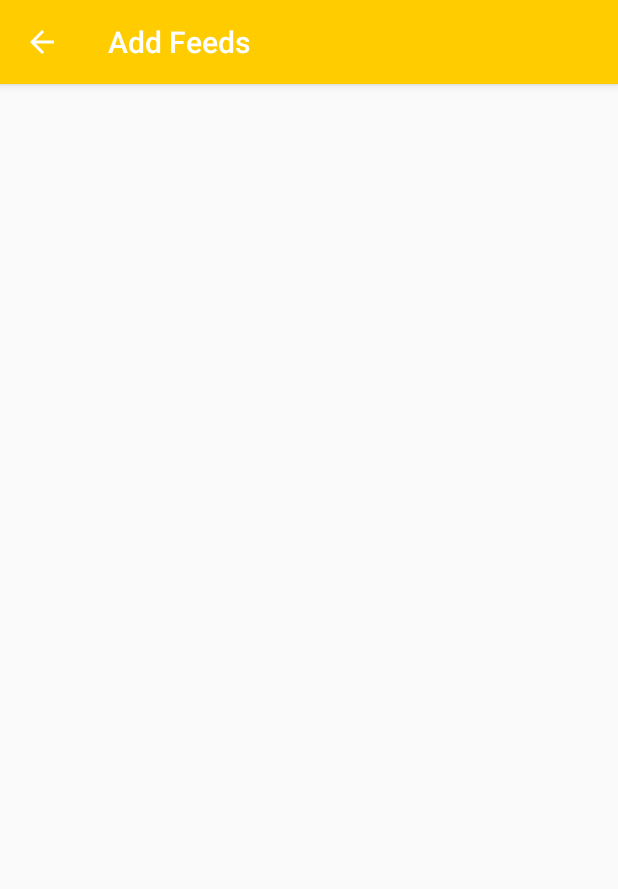
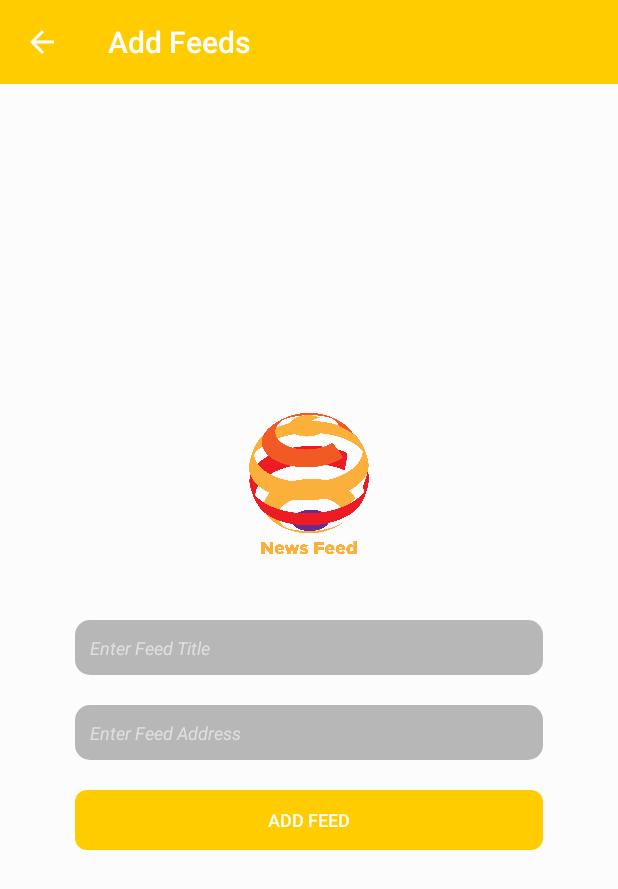
Before and after one commit to Hazer-link007/NewsFeed, an Android app: the screen it shows after launch (AddFeeds), after a tap on "Add Feeds", on a phone screen of 412 x 824 dp. Shown: the top 889 px of the screen. Run offline under Robolectric (Android 15) with nearby library versions, the phone set to English and light mode, and no system bars.

Commit message:
Database class RssFeed Class
resources files added

update

```diff
--- a/app/src/main/AndroidManifest.xml
+++ b/app/src/main/AndroidManifest.xml
@@ -7,6 +7,7 @@
         android:icon="@mipmap/ic_launcher"
         android:label="@string/app_name"
         android:roundIcon="@mipmap/ic_launcher_round"
+        android:hardwareAccelerated="false"
         android:supportsRtl="true"
         android:theme="@style/AppTheme">
         <activity
--- /dev/null
+++ b/app/src/main/res/drawable/button_background.xml
@@ -0,0 +1,8 @@
+<?xml version="1.0" encoding="utf-8"?>
+<shape xmlns:android="http://schemas.android.com/apk/res/android"
+    android:shape="rectangle">
+
+    <solid android:color="@color/colorPrimary"/>
+    <corners android:radius="8dp"/>
+
+</shape>
--- /dev/null
+++ b/app/src/main/res/drawable/edit_text_field_background.xml
@@ -0,0 +1,6 @@
+<?xml version="1.0" encoding="utf-8"?>
+<shape xmlns:android="http://schemas.android.com/apk/res/android"
+    android:shape="rectangle">
+    <solid android:color="#7e707070"/>
+    <corners android:radius="10dp"/>
+</shape>
--- a/app/src/main/res/layout/content_add_feeds.xml
+++ b/app/src/main/res/layout/content_add_feeds.xml
@@ -1,11 +1,70 @@
 <?xml version="1.0" encoding="utf-8"?>
-<android.support.constraint.ConstraintLayout xmlns:android="http://schemas.android.com/apk/res/android"
+<LinearLayout xmlns:android="http://schemas.android.com/apk/res/android"
     xmlns:app="http://schemas.android.com/apk/res-auto"
     xmlns:tools="http://schemas.android.com/tools"
     android:layout_width="match_parent"
     android:layout_height="match_parent"
+    android:orientation="vertical"
+    android:gravity="center"
+    android:padding="10dp"
+    android:background="@color/backgroundcolor"
     app:layout_behavior="@string/appbar_scrolling_view_behavior"
     tools:context=".AddFeeds"
     tools:showIn="@layout/activity_add_feeds">
 
-</android.support.constraint.ConstraintLayout>
+    <ImageView
+        android:layout_width="80dp"
+        android:layout_height="100dp"
+        android:src="@drawable/nfeed"
+        />
+
+    <LinearLayout
+        android:layout_width="match_parent"
+        android:layout_height="wrap_content"
+        android:padding="30dp"
+        android:orientation="vertical">
+        <EditText
+            android:id="@+id/addFeedTitleEditText"
+            android:layout_width="match_parent"
+            android:layout_height="wrap_content"
+            android:layout_margin="10dp"
+            android:textSize="12sp"
+            android:ems="10"
+            android:textColor="#fff"
+            android:inputType="textPersonName"
+            android:padding="10dp"
+            android:background="@drawable/edit_text_field_background"
+            android:hint="Enter Feed Title"
+            android:textColorHint= "#dfdfdf"
+            android:textStyle="italic"
+            />
+
+        <EditText
+            android:id="@+id/addFeedAddressEditText"
+            android:layout_width="match_parent"
+            android:layout_height="wrap_content"
+            android:layout_margin="10dp"
+            android:textSize="12sp"
+            android:ems="10"
+            android:textColor="#fff"
+            android:inputType="textPersonName"
+            android:padding="10dp"
+            android:background="@drawable/edit_text_field_background"
+            android:hint="Enter Feed Address"
+            android:textColorHint= "#dfdfdf"
+            android:textStyle="italic"
+            />
+
+        <Button
+            android:id="@+id/addFeedButton"
+            android:layout_width="match_parent"
+            android:layout_height="40dp"
+            android:background="@drawable/button_background"
+            android:layout_margin="10dp"
+            android:textSize="12sp"
+            android:text="Add Feed"
+            android:textColor="#fff"
+            />
+    </LinearLayout>
+
+</LinearLayout>
--- a/app/src/main/res/menu/menu_main.xml
+++ b/app/src/main/res/menu/menu_main.xml
@@ -7,4 +7,10 @@
         android:orderInCategory="100"
         android:title="@string/action_settings"
         app:showAsAction="never" />
+    <item
+        android:id="@+id/randal"
+        android:orderInCategory="100"
+        android:title="relay"
+        app:showAsAction="never"
+        />
 </menu>
--- a/app/src/main/res/values/colors.xml
+++ b/app/src/main/res/values/colors.xml
@@ -4,8 +4,8 @@
     <color name="colorPrimaryDark">#ffd153</color>
     <color name="colorAccent">#8263ff</color>
     <color name="redcolor">#ff1852</color>
+    <color name="pinkcolor">#f57bdf</color>
     <color name="bluecolor">#52a4fc</color>
-    <color name="pinkcolor">#ff57bc</color>
     <color name="greencolor">#73ffa2</color>
     <color name="lightgray">#ededed </color>
     <color name="Darkgray">#b1b1b1</color>
```
Also changed, not shown: app/src/main/res/drawable/nfeed.png (added).
